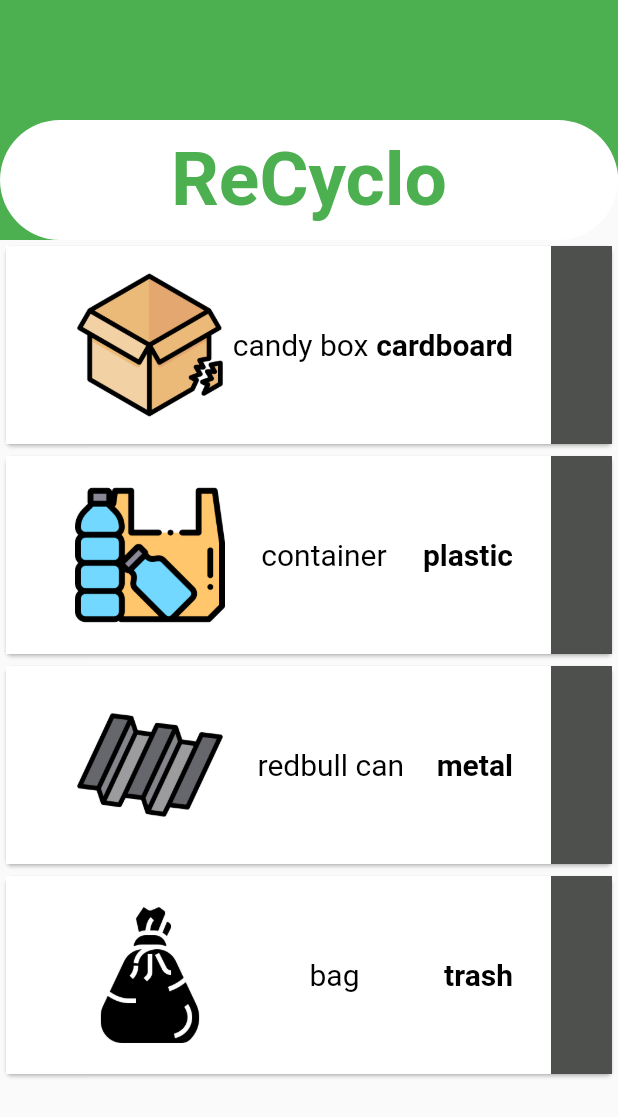
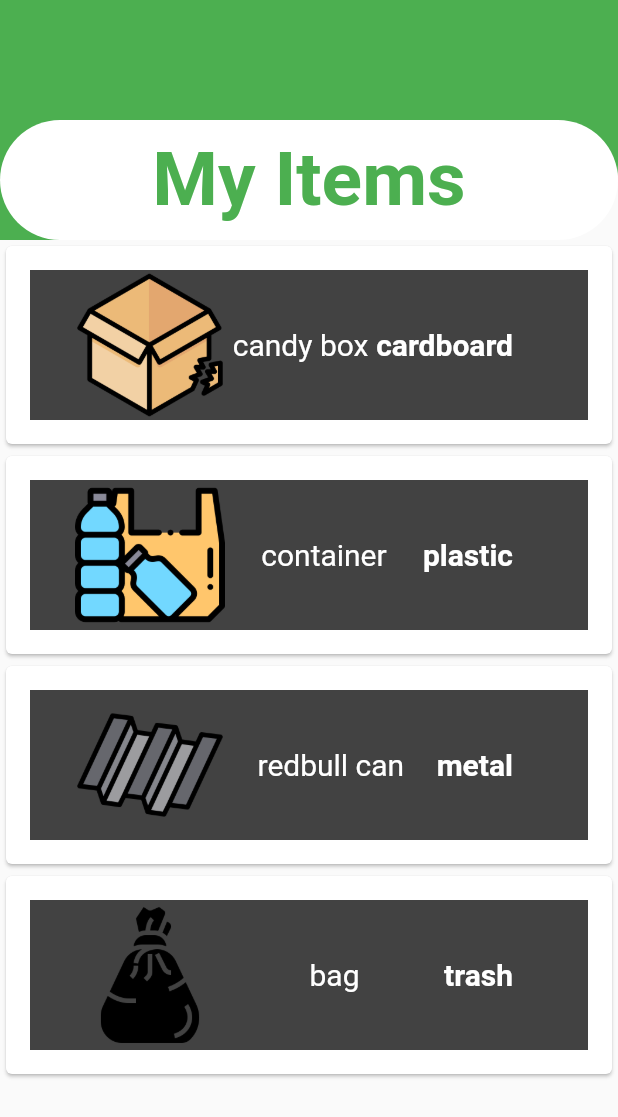
Before and after one commit to Artificially-Intelligent-Schulich/-Artificially-Intelligent, a Flutter app: the ItemList widget shown alone on an empty page, opened directly, on a phone screen of 412 x 824 dp. Shown: the top 1117 px of the screen. Run offline on Flutter 3.47's test engine with Material 2 defaults, Android fonts, the phone set to English and light mode, and no system bars; our stand-ins replace go_router.

Commit message:
change color

```diff
--- a/recyclo/lib/widgets/item_list.dart
+++ b/recyclo/lib/widgets/item_list.dart
@@ -34,7 +34,7 @@ class ItemList extends StatelessWidget {
                 ), // box decoration
                 child: Center(
                   child: Text(
-                    "ReCyclo",
+                    "My Items",
                     style: TextStyle(
                         fontSize: 50,
                         color: Colors.green,
@@ -54,20 +54,10 @@ class ItemList extends StatelessWidget {
               children: <Widget>[
                 for (var i in items)
                   Card(
-                    child: Container(
-                      decoration: BoxDecoration(
-                        gradient: LinearGradient(
-                          colors: [
-                            Colors.white,
-                            Color.fromARGB(255, 78, 80, 78),
-                          ],
-                          begin: Alignment.centerLeft,
-                          end: Alignment.centerRight,
-                          stops: [0.9, 0.1],
-                        ),
-                      ),
-                      child: Padding(
-                        padding: EdgeInsets.all(16),
+                    child: Padding(
+                      padding: EdgeInsets.all(16),
+                      child: Container(
+                        color: Color.fromARGB(255, 66, 66, 66),
                         child: Row(
                           mainAxisAlignment: MainAxisAlignment.spaceBetween,
                           children: <Widget>[
@@ -84,7 +74,9 @@ class ItemList extends StatelessWidget {
                               child: Text(
                                 i.itemName,
                                 style: const TextStyle(
-                                    fontSize: 20, color: Colors.black),
+                                  fontSize: 20,
+                                  color: Colors.white,
+                                ),
                                 textAlign: TextAlign.left,
                               ),
                             ),
@@ -94,9 +86,10 @@ class ItemList extends StatelessWidget {
                                 child: Text(
                                   i.category,
                                   style: const TextStyle(
-                                      fontSize: 20,
-                                      fontWeight: FontWeight.bold,
-                                      color: Colors.black),
+                                    fontSize: 20,
+                                    fontWeight: FontWeight.bold,
+                                    color: Colors.white,
+                                  ),
                                   textAlign: TextAlign.left,
                                 ),
                               ),
```
